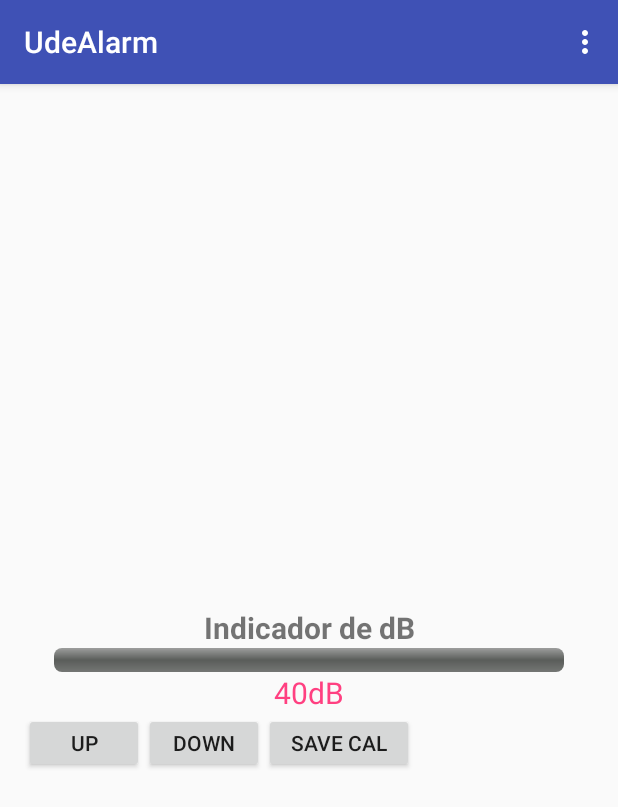
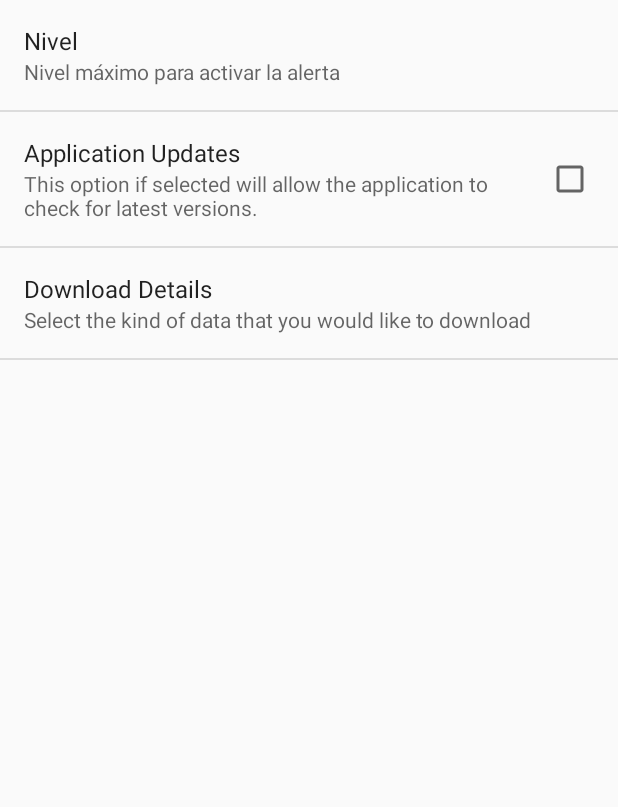
Before and after one commit to cloudfelipe/UdeAlarmProject, an Android app: the screen it shows after launch (MainActivity before the commit, AppPreferences after it), in the options menu, after a tap on "Instrucciones", on a phone screen of 412 x 824 dp. Shown: the top 807 px of the screen. Run offline under Robolectric (Android 15) with nearby library versions, the phone set to English and light mode, and no system bars.

Commit message:
Preferences Activity added

```diff
--- a/app/src/main/AndroidManifest.xml
+++ b/app/src/main/AndroidManifest.xml
@@ -17,6 +17,10 @@
                 <category android:name="android.intent.category.LAUNCHER" />
             </intent-filter>
         </activity>
+        <activity android:name=".AppPreferences">
+
+        </activity>
+
     </application>
 
 </manifest>
--- /dev/null
+++ b/app/src/main/java/udea/edu/co/udealarm/AppPreferences.java
@@ -0,0 +1,16 @@
+package udea.edu.co.udealarm;
+
+import android.os.Bundle;
+import android.preference.PreferenceActivity;
+
+/**
+ * Created by Felipe on 16/12/15.
+ */
+public class AppPreferences extends PreferenceActivity {
+    @Override
+    protected void onCreate(Bundle savedInstanceState) {
+        // TODO Auto-generated method stub
+        super.onCreate(savedInstanceState);
+        addPreferencesFromResource(R.xml.preferences);
+    }
+}
--- /dev/null
+++ b/app/src/main/res/values/array.xml
@@ -0,0 +1,14 @@
+<?xml version="1.0" encoding="utf-8"?>
+<resources>
+    <string-array name="listArray">
+        <item>Headings</item>
+        <item>Headings and Details</item>
+        <item>All Data</item>
+    </string-array>
+    <string-array name="listValues">
+        <item>1</item>
+        <item>2</item>
+        <item>3</item>
+    </string-array>
+
+</resources>
--- /dev/null
+++ b/app/src/main/res/xml/preferences.xml
@@ -0,0 +1,16 @@
+<?xml version="1.0" encoding="utf-8"?>
+<PreferenceScreen xmlns:android="http://schemas.android.com/apk/res/android">
+    <EditTextPreference android:title="Nivel"
+        android:key="threshold"
+        android:summary="Nivel máximo para activar la alerta"></EditTextPreference>
+    <CheckBoxPreference android:title="Application Updates"
+        android:defaultValue="false"
+        android:summary="This option if selected will allow the application to check for latest versions."
+        android:key="applicationUpdates" />
+    <ListPreference     android:title="Download Details"
+        android:summary="Select the kind of data that you would like to download"
+        android:key="downloadType"
+        android:defaultValue="1"
+        android:entries="@array/listArray"
+        android:entryValues="@array/listValues" />
+</PreferenceScreen>
```
Also changed, not shown: app/src/main/java/udea/edu/co/udealarm/MainActivity.java (+13 -8 lines).
